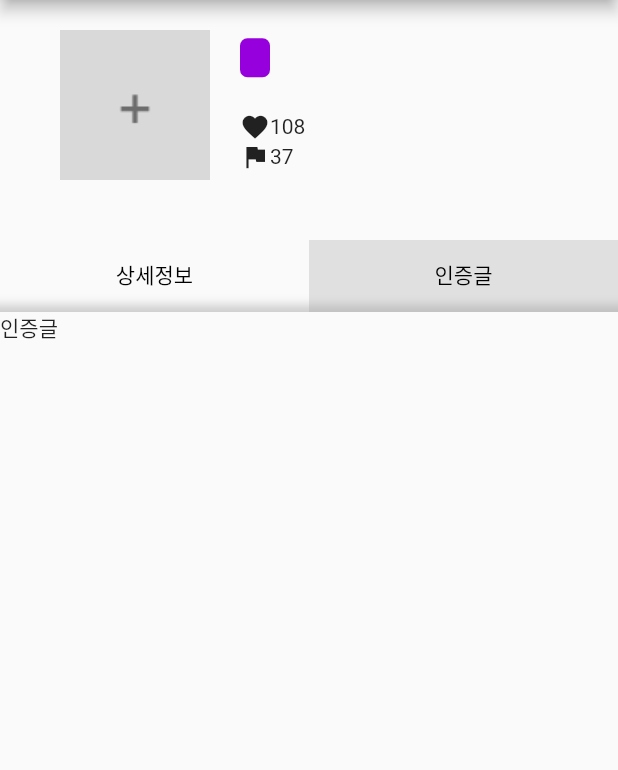
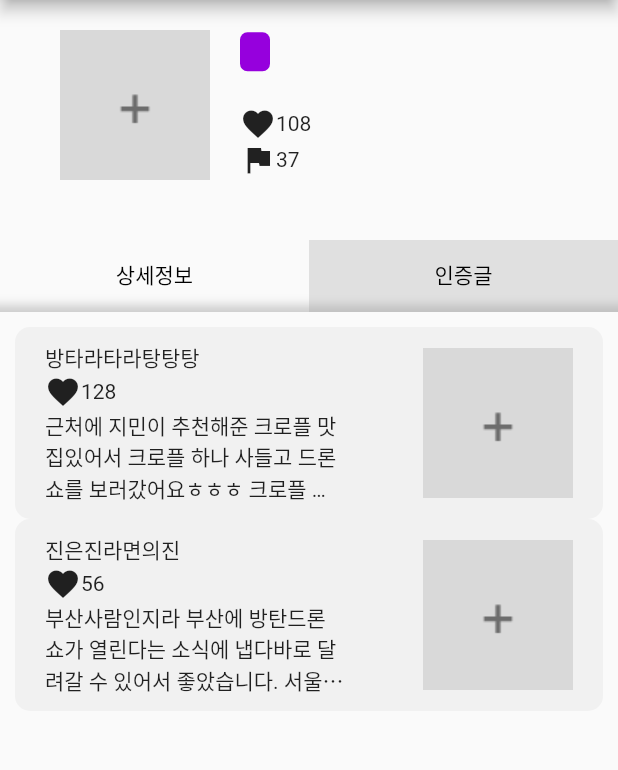
Before and after one commit to hiyoojeong/artist-tour-client, a Flutter app: the Place screen opened directly with empty values, tab 2 chosen, on a phone screen of 412 x 824 dp, the part 90-860 px from its top. Run offline on Flutter 3.47's test engine with Material 2 defaults, Android fonts, the light colour scheme and no system bars; our stand-ins replace fluttertoast, geolocator, google_maps_flutter, shared_preferences; accounts and stored records are empty; network calls fail; statements that could not run were skipped.

Commit message:
Feat: 인증글 목록을 보여주는 화면

```diff
--- a/lib/main.dart
+++ b/lib/main.dart
@@ -1,6 +1,8 @@
 
 
 import 'package:client/loading/Loading.dart';
+import 'package:client/place/Place.dart';
+import 'package:client/place/Place_Footprint.dart';
 import 'package:flutter/material.dart';
 
 void main() {
--- a/lib/place/Place.dart
+++ b/lib/place/Place.dart
@@ -3,6 +3,7 @@ import 'dart:convert';
 import 'package:client/bar/MainBar.dart';
 import 'package:client/place/Place_Content.dart';
 import 'package:client/place/Place_Footprint.dart';
+import 'package:client/standard/Constants.dart';
 import 'package:flutter/cupertino.dart';
 import 'package:flutter/material.dart';
 import 'package:fluttertoast/fluttertoast.dart';
@@ -128,9 +129,9 @@ class _PlaceState extends State<Place> with SingleTickerProviderStateMixin {
                         children: [
                           Icon(
                             Icons.favorite,
-                            size: 20,
+                            size: Constants.iconSize,
                           ),
-                          SizedBox(height: 10),
+                          SizedBox(height: Constants.IntervalHeight),
                           Text("108"),
                         ],
                       ),
@@ -138,9 +139,9 @@ class _PlaceState extends State<Place> with SingleTickerProviderStateMixin {
                         children: [
                           Icon(
                             Icons.flag,
-                            size: 20,
+                            size: Constants.iconSize,
                           ),
-                          SizedBox(height: 10),
+                          SizedBox(height: Constants.IntervalHeight),
                           Text("37"),
                         ],
                       ),
--- a/lib/place/Place_Footprint.dart
+++ b/lib/place/Place_Footprint.dart
@@ -1,5 +1,52 @@
+import 'package:client/standard/Constants.dart';
 import 'package:flutter/cupertino.dart';
 import 'package:flutter/material.dart';
+import 'package:flutter/rendering.dart';
+
+class FootprintRequest {
+  final int placeId;
+
+  FootprintRequest({required this.placeId});
+
+  factory FootprintRequest.fromJson(Map<String, dynamic> footprintRequestMap) {
+    return FootprintRequest(placeId: footprintRequestMap['placeId']);
+  }
+
+  Map<String, dynamic> toJson() => {'placeId': placeId};
+}
+
+class FootprintInfo {
+  final int footprintId;
+  final String nickname;
+  final int like;
+  final String content;
+  final String image;
+
+  FootprintInfo(
+      {required this.footprintId,
+      required this.nickname,
+      required this.like,
+      required this.content,
+      required this.image});
+
+  factory FootprintInfo.fromJson(Map<String, dynamic> footprintInfoMap) {
+    return FootprintInfo(
+      footprintId: footprintInfoMap['footprintId'],
+      nickname: footprintInfoMap['nickname'],
+      like: footprintInfoMap['like'],
+      content: footprintInfoMap['content'],
+      image: footprintInfoMap['image'],
+    );
+  }
+
+  Map<String, dynamic> toJson() => {
+        'footprintId': footprintId,
+        'nickname': nickname,
+        'like': like,
+        'content': content,
+        'image': image,
+      };
+}
 
 class Place_Footprint extends StatefulWidget {
   const Place_Footprint({Key? key, required this.placeId}) : super(key: key);
@@ -11,10 +58,93 @@ class Place_Footprint extends StatefulWidget {
 }
 
 class _Place_FootprintState extends State<Place_Footprint> {
+  List<FootprintInfo> _footprintList = [
+    new FootprintInfo(
+        footprintId: 1,
+        nickname: "방타라타라탕탕탕",
+        like: 128,
+        content:
+            "근처에 지민이 추천해준 크로플 맛집있어서 크로플 하나 사들고 드론쇼를 보러갔어요ㅎㅎㅎ 크로플 구매한다고 일찍 움직였더니 일찍 도착했지뭐에요 ㅎㅎㅎ",
+        image: "image"),
+    new FootprintInfo(
+        footprintId: 2,
+        nickname: "진은진라면의진",
+        like: 56,
+        content:
+            "부산사람인지라 부산에 방탄드론쇼가 열린다는 소식에 냅다바로 달려갈 수 있어서 좋았습니다. 서울말고 부산에도 이런거 자주자주해줬으면 좋겠어요 진짜루!",
+        image: "image"),
+  ];
+
   @override
   Widget build(BuildContext context) {
     return Scaffold(
-      body: Text("인증글"),
+      body: Container(
+        padding: EdgeInsets.all(10),
+        child: Stack(
+          children: [
+            Column(
+              children: [
+                for (int i = 0; i < _footprintList.length; i++) ...[
+                  footprint(_footprintList[i]),
+                  SizedBox(
+                    height: Constants.IntervalHeight,
+                  ),
+                ],
+              ],
+            )
+          ],
+        ),
+      ),
+    );
+  }
+
+  Widget footprint(FootprintInfo footprintInfo) {
+    return InkWell(
+      onTap: () {
+
+      },
+      child: Container(
+        padding: EdgeInsets.fromLTRB(20, 10, 20, 10),
+        decoration: BoxDecoration(
+          color: Color(0xffF1F1F1),
+          borderRadius: BorderRadius.circular(10.0),
+        ),
+        child: Row(
+          mainAxisAlignment: MainAxisAlignment.spaceBetween,
+          children: [
+            Expanded(
+              child: Column(
+                crossAxisAlignment: CrossAxisAlignment.start,
+                children: [
+                  Text(footprintInfo.nickname),
+                  Row(
+                    children: [
+                      Icon(
+                        Icons.favorite,
+                        size: Constants.iconSize,
+                      ),
+                      Text(
+                        footprintInfo.like.toString(),
+                      ),
+                    ],
+                  ),
+                  Container(
+                    width: 200,
+                    child: SingleChildScrollView(
+                      child: Text(
+                        footprintInfo.content,
+                        maxLines: 3, // 모든 줄 표시
+                        overflow: TextOverflow.ellipsis,
+                      ),
+                    ),
+                  ),
+                ],
+              ),
+            ),
+            Image.asset('assets/images/basic_image.png'),
+          ],
+        ),
+      ),
     );
   }
 }
```
